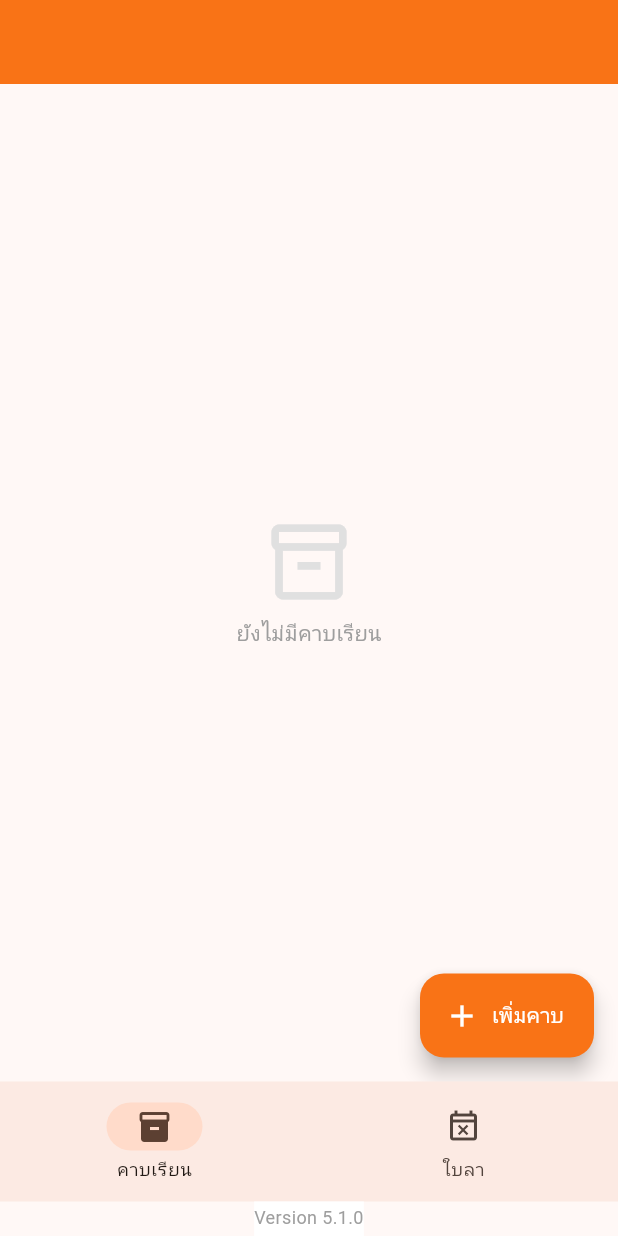
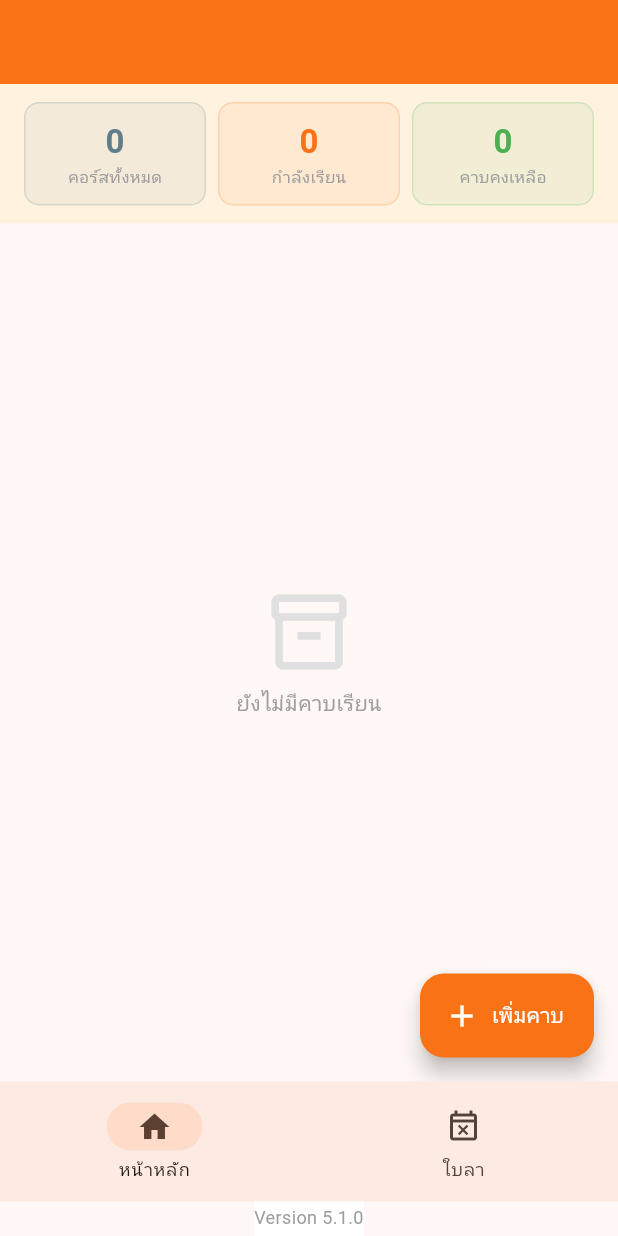
Before and after one commit to Dara47/7JV5-mobile, a Flutter app: the screen it shows once a user with an empty profile is signed in, on a phone screen of 412 x 824 dp. Run offline on Flutter 3.47's test engine with Material 3 defaults, Android fonts, the phone set to English and light mode, and no system bars; our stand-ins replace cloud_firestore, firebase_auth, firebase_core; missing offline and left inert: dart:html; accounts and stored records are empty; generated files the repository leaves out were written again.

Commit message:
add teacher/student dashboard screens with stats banner and package list
Co-Authored-By: Claude Sonnet 4.6 <noreply@anthropic.com>

```diff
--- a/lib/screens/home_screen.dart
+++ b/lib/screens/home_screen.dart
@@ -8,6 +8,8 @@ import 'reports_screen.dart';
 import 'cut_session_screen.dart';
 import 'leave_request_screen.dart';
 import 'settings_screen.dart';
+import 'teacher_dashboard_screen.dart';
+import 'student_dashboard_screen.dart';
 
 class HomeScreen extends StatefulWidget {
   final AppUser appUser;
@@ -35,14 +37,14 @@ class _HomeScreenState extends State<HomeScreen> {
     }
     if (u.isTeacher) {
       return [
-        PackagesScreen(filterTeacherId: u.uid, filterTeacherName: u.name),
+        TeacherDashboardScreen(appUser: u),
         TeacherScheduleScreen(filterTeacherId: u.uid),
         LeaveRequestScreen(appUser: u),
       ];
     }
     // student
     return [
-      PackagesScreen(filterStudentId: u.uid, filterStudentName: u.name),
+      StudentDashboardScreen(appUser: u),
       LeaveRequestScreen(appUser: u),
     ];
   }
@@ -62,13 +64,13 @@ class _HomeScreenState extends State<HomeScreen> {
     }
     if (u.isTeacher) {
       return const [
-        NavigationDestination(icon: Icon(Icons.inventory_2_outlined), selectedIcon: Icon(Icons.inventory_2), label: 'คาบเรียน'),
+        NavigationDestination(icon: Icon(Icons.home_outlined), selectedIcon: Icon(Icons.home), label: 'หน้าหลัก'),
         NavigationDestination(icon: Icon(Icons.person_pin_outlined), selectedIcon: Icon(Icons.person_pin), label: 'ตารางสอน'),
         NavigationDestination(icon: Icon(Icons.event_busy_outlined), selectedIcon: Icon(Icons.event_busy), label: 'ใบลา'),
       ];
     }
     return const [
-      NavigationDestination(icon: Icon(Icons.inventory_2_outlined), selectedIcon: Icon(Icons.inventory_2), label: 'คาบเรียน'),
+      NavigationDestination(icon: Icon(Icons.home_outlined), selectedIcon: Icon(Icons.home), label: 'หน้าหลัก'),
       NavigationDestination(icon: Icon(Icons.event_busy_outlined), selectedIcon: Icon(Icons.event_busy), label: 'ใบลา'),
     ];
   }
--- /dev/null
+++ b/lib/screens/student_dashboard_screen.dart
@@ -0,0 +1,112 @@
+import 'dart:async';
+import 'package:flutter/material.dart';
+import '../models/models.dart';
+import '../services/firestore_service.dart';
+import 'packages_screen.dart';
+import 'package_form_dialog.dart';
+
+class StudentDashboardScreen extends StatefulWidget {
+  final AppUser appUser;
+  const StudentDashboardScreen({super.key, required this.appUser});
+  @override
+  State<StudentDashboardScreen> createState() => _StudentDashboardScreenState();
+}
+
+class _StudentDashboardScreenState extends State<StudentDashboardScreen> {
+  List<PackageModel> _packages = [];
+  StreamSubscription<List<PackageModel>>? _sub;
+
+  @override
+  void initState() {
+    super.initState();
+    _sub = FirestoreService.watchPackagesForUser(widget.appUser.uid, 'student')
+        .listen((pkgs) => setState(() => _packages = pkgs));
+  }
+
+  @override
+  void dispose() {
+    _sub?.cancel();
+    super.dispose();
+  }
+
+  @override
+  Widget build(BuildContext context) {
+    final active    = _packages.where((p) => !p.isExpired).length;
+    final remaining = _packages.fold(0, (s, p) => s + p.remainingSessions);
+
+    return Scaffold(
+      appBar: AppBar(
+        title: Text(widget.appUser.name),
+        backgroundColor: const Color(0xFFF97316),
+        foregroundColor: Colors.white,
+      ),
+      floatingActionButton: FloatingActionButton.extended(
+        heroTag: 'student_add_pkg',
+        onPressed: () => showPackageForm(context,
+            preselectedStudentId: widget.appUser.uid),
+        backgroundColor: const Color(0xFFF97316),
+        foregroundColor: Colors.white,
+        icon: const Icon(Icons.add),
+        label: const Text('เพิ่มคาบ'),
+      ),
+      body: Column(children: [
+        // ── Stats banner ─────────────────────────────────────────────
+        Container(
+          padding: const EdgeInsets.symmetric(horizontal: 16, vertical: 12),
+          color: const Color(0xFFFFF3E0),
+          child: Row(children: [
+            _StatTile(label: 'คอร์สทั้งหมด', value: '${_packages.length}', color: Colors.blueGrey),
+            const SizedBox(width: 8),
+            _StatTile(label: 'กำลังเรียน',   value: '$active',    color: const Color(0xFFF97316)),
+            const SizedBox(width: 8),
+            _StatTile(label: 'คาบคงเหลือ',   value: '$remaining', color: Colors.green),
+          ]),
+        ),
+        // ── Package list ─────────────────────────────────────────────
+        Expanded(
+          child: _packages.isEmpty
+              ? Center(child: Column(mainAxisSize: MainAxisSize.min, children: [
+                  Icon(Icons.inventory_2_outlined, size: 60, color: Colors.grey.shade300),
+                  const SizedBox(height: 8),
+                  const Text('ยังไม่มีคาบเรียน', style: TextStyle(color: Colors.grey)),
+                ]))
+              : ListView.separated(
+                  padding: const EdgeInsets.fromLTRB(12, 8, 12, 80),
+                  itemCount: _packages.length,
+                  separatorBuilder: (_, __) => const SizedBox(height: 10),
+                  itemBuilder: (_, i) => PackageCard(
+                    pkg: _packages[i],
+                    onEdit: () => showPackageForm(context, existing: _packages[i]),
+                    viewerRole: 'student',
+                    isStudentView: true,
+                    canEdit: true,
+                  ),
+                ),
+        ),
+      ]),
+    );
+  }
+}
+
+class _StatTile extends StatelessWidget {
+  final String label;
+  final String value;
+  final Color color;
+  const _StatTile({required this.label, required this.value, required this.color});
+
+  @override
+  Widget build(BuildContext context) => Expanded(
+    child: Container(
+      padding: const EdgeInsets.symmetric(vertical: 10),
+      decoration: BoxDecoration(
+        color: color.withAlpha(20),
+        borderRadius: BorderRadius.circular(10),
+        border: Border.all(color: color.withAlpha(50)),
+      ),
+      child: Column(children: [
+        Text(value, style: TextStyle(fontSize: 22, fontWeight: FontWeight.bold, color: color)),
+        Text(label, style: const TextStyle(fontSize: 11, color: Colors.grey)),
+      ]),
+    ),
+  );
+}
```
Also changed, not shown: lib/screens/teacher_dashboard_screen.dart (added, +121 -0 lines).
